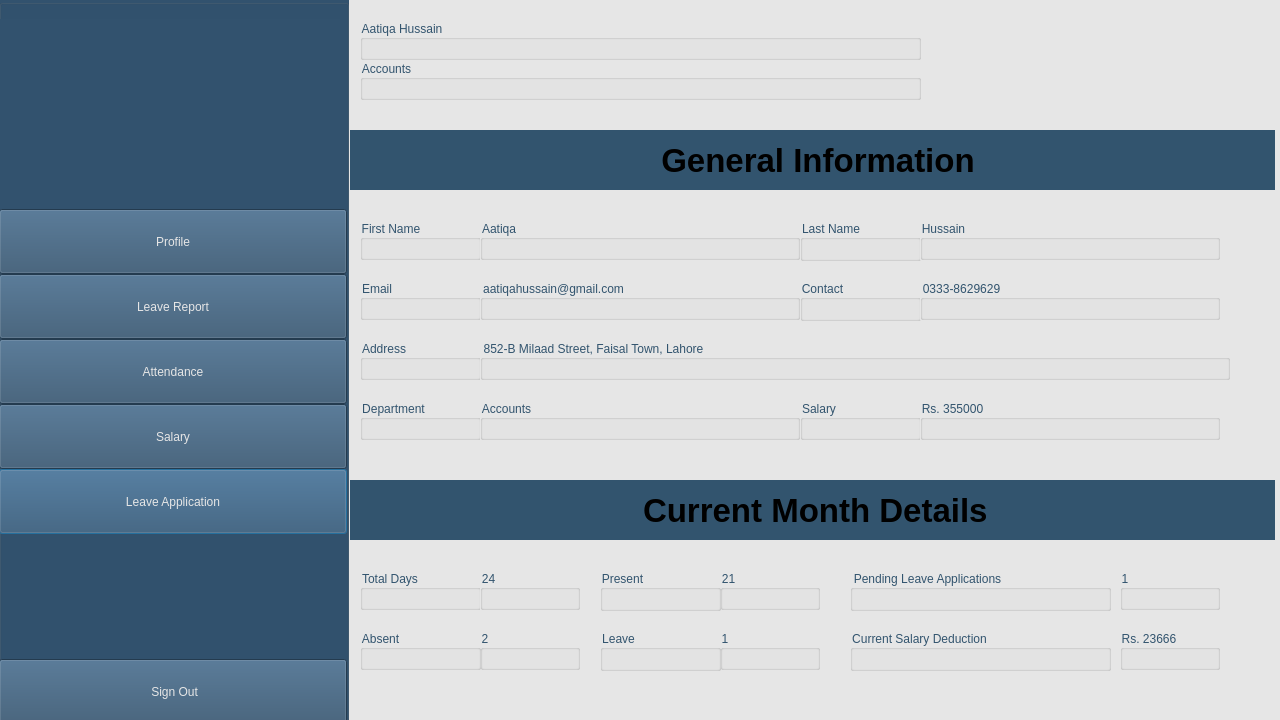
This is Employee/Profile.ui in Hammad-Ali-Asif/AEMS as Qt 5 draws it before an edit. The edited form follows.
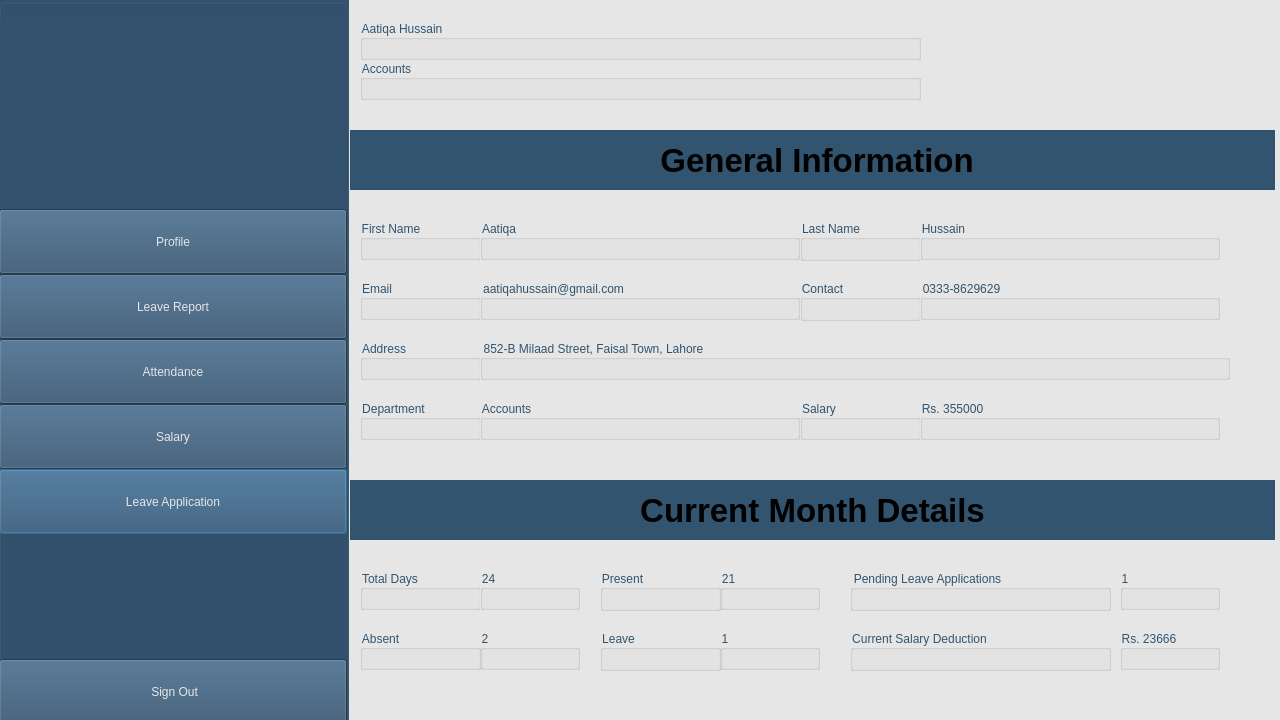
This is the edited form. Icons and pictures are not drawn.

Diff of the .ui file:
```diff
--- a/Employee/Profile.ui
+++ b/Employee/Profile.ui
@@ -1091,6 +1091,7 @@
    <property name="font">
     <font>
      <pointsize>25</pointsize>
+     <weight>75</weight>
      <bold>true</bold>
     </font>
    </property>
@@ -1099,7 +1100,10 @@
 color: &quot;#e6e6e6&quot;;</string>
    </property>
    <property name="text">
-    <string>                                  General Information</string>
+    <string> General Information</string>
+   </property>
+   <property name="alignment">
+    <set>Qt::AlignCenter</set>
    </property>
   </widget>
   <widget class="QLabel" name="title_2">
@@ -1114,6 +1118,7 @@
    <property name="font">
     <font>
      <pointsize>25</pointsize>
+     <weight>75</weight>
      <bold>true</bold>
     </font>
    </property>
@@ -1122,7 +1127,10 @@
 color: &quot;#e6e6e6&quot;;</string>
    </property>
    <property name="text">
-    <string>                                Current Month Details</string>
+    <string>Current Month Details</string>
+   </property>
+   <property name="alignment">
+    <set>Qt::AlignCenter</set>
    </property>
   </widget>
  </widget>
```
Left out of the diff: 4 changed lines with no effect on the pictures.
